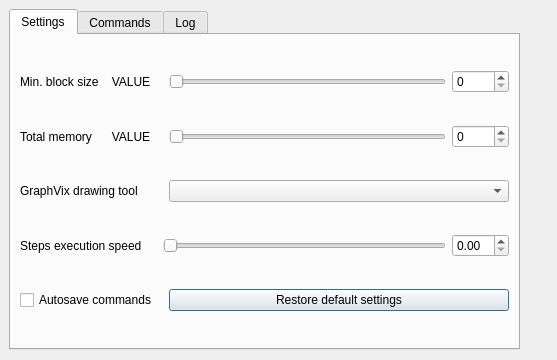
khai-student/y3t2-ssw-course-project, file dialog_settings.ui: the form before one commit.
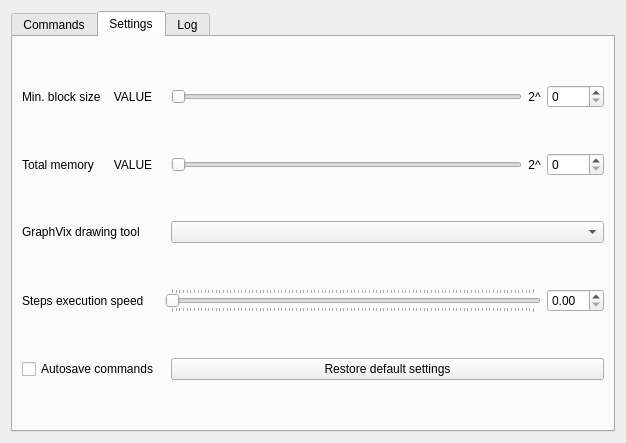
The form after the commit. The open tabs and pages were chosen to show the change.

Diff of the .ui file:
```diff
--- a/dialog_settings.ui
+++ b/dialog_settings.ui
@@ -1,148 +1,80 @@
 <?xml version="1.0" encoding="UTF-8"?>
 <ui version="4.0">
- <class>Dialog</class>
- <widget class="QDialog" name="Dialog">
+ <class>DialogSettings</class>
+ <widget class="QDialog" name="DialogSettings">
   <property name="geometry">
    <rect>
     <x>0</x>
     <y>0</y>
-    <width>557</width>
-    <height>360</height>
+    <width>626</width>
+    <height>443</height>
    </rect>
   </property>
   <property name="windowTitle">
    <string>Dialog</string>
   </property>
+  <layout class="QGridLayout" name="gridLayout_5">
+   <item row="0" column="0">
   <widget class="QTabWidget" name="tabWidget">
-   <property name="geometry">
-    <rect>
-     <x>9</x>
-     <y>9</y>
-     <width>511</width>
-     <height>341</height>
-    </rect>
-   </property>
    <property name="currentIndex">
-    <number>1</number>
-   </property>
-   <widget class="QWidget" name="tabSettings">
-    <attribute name="title">
-     <string>Settings</string>
-    </attribute>
-    <layout class="QGridLayout" name="gridLayout">
-     <item row="1" column="4">
-      <widget class="QSpinBox" name="totalMemorySpinBox"/>
-     </item>
-     <item row="1" column="0">
-      <widget class="QLabel" name="label_4">
-       <property name="text">
-        <string>Total memory</string>
-       </property>
-      </widget>
-     </item>
-     <item row="3" column="0" colspan="2">
-      <widget class="QLabel" name="label_6">
-       <property name="text">
-        <string>Steps execution speed</string>
-       </property>
-      </widget>
-     </item>
-     <item row="3" column="4">
-      <widget class="QDoubleSpinBox" name="stepsExecSpeedSpinBox"/>
-     </item>
-     <item row="0" column="4">
-      <widget class="QSpinBox" name="minBlockSizeSpinBox"/>
-     </item>
-     <item row="0" column="3">
-      <widget class="QSlider" name="minBlockSizeSlider">
-       <property name="orientation">
-        <enum>Qt::Horizontal</enum>
-       </property>
-      </widget>
-     </item>
-     <item row="1" column="1">
-      <widget class="QLabel" name="totalMemoryLabel">
-       <property name="text">
-        <string>VALUE</string>
-       </property>
-       <property name="alignment">
-        <set>Qt::AlignCenter</set>
-       </property>
-      </widget>
-     </item>
-     <item row="3" column="2" colspan="2">
-      <widget class="QSlider" name="stepsExecSpeedSlider">
-       <property name="orientation">
-        <enum>Qt::Horizontal</enum>
-       </property>
-      </widget>
-     </item>
-     <item row="2" column="3" colspan="2">
-      <widget class="QComboBox" name="drawingTool"/>
-     </item>
-     <item row="1" column="3">
-      <widget class="QSlider" name="totalMemorySlider">
-       <property name="orientation">
-        <enum>Qt::Horizontal</enum>
-       </property>
-      </widget>
-     </item>
-     <item row="0" column="1">
-      <widget class="QLabel" name="minBlockSizeLabel">
-       <property name="text">
-        <string>VALUE</string>
-       </property>
-       <property name="scaledContents">
-        <bool>false</bool>
-       </property>
-       <property name="alignment">
-        <set>Qt::AlignCenter</set>
-       </property>
-      </widget>
-     </item>
-     <item row="0" column="0">
-      <widget class="QLabel" name="label">
-       <property name="text">
-        <string>Min. block size</string>
-       </property>
-      </widget>
-     </item>
-     <item row="2" column="0" colspan="2">
-      <widget class="QLabel" name="label_2">
-       <property name="text">
-        <string>GraphVix drawing tool</string>
-       </property>
-      </widget>
-     </item>
-     <item row="4" column="0" colspan="2">
-      <widget class="QCheckBox" name="autoSave">
-       <property name="text">
-        <string>Autosave commands</string>
-       </property>
-      </widget>
-     </item>
-     <item row="4" column="3" colspan="2">
-      <widget class="QPushButton" name="restoreDefaultSettings">
-       <property name="text">
-        <string>Restore default settings</string>
-       </property>
-      </widget>
-     </item>
-    </layout>
-   </widget>
+      <number>0</number>
+     </property>
    <widget class="QWidget" name="tabCommands">
     <attribute name="title">
      <string>Commands</string>
     </attribute>
+      <layout class="QGridLayout" name="gridLayout_7">
+       <item row="0" column="0">
+        <widget class="QSplitter" name="splitter">
+         <property name="orientation">
+          <enum>Qt::Horizontal</enum>
+         </property>
+         <widget class="QFrame" name="frame_2">
+          <property name="frameShape">
+           <enum>QFrame::StyledPanel</enum>
+          </property>
+          <property name="frameShadow">
+           <enum>QFrame::Raised</enum>
+          </property>
+          <layout class="QGridLayout" name="gridLayout_6">
+           <item row="0" column="0" colspan="4">
+            <widget class="QTableWidget" name="cmds"/>
+           </item>
+           <item row="1" column="0" alignment="Qt::AlignHCenter|Qt::AlignVCenter">
+            <widget class="QComboBox" name="cmdOperation">
+             <property name="currentIndex">
+              <number>0</number>
+             </property>
+             <item>
+              <property name="text">
+               <string>Allocate</string>
+              </property>
+             </item>
+             <item>
+              <property name="text">
+               <string>Free</string>
+              </property>
+             </item>
+             <item>
+              <property name="text">
+               <string>Stat</string>
+              </property>
+             </item>
+            </widget>
+           </item>
+           <item row="1" column="1">
+            <widget class="QLineEdit" name="cmdBlockName"/>
+           </item>
+           <item row="1" column="2">
+            <widget class="QPushButton" name="addCmd">
+             <property name="text">
+              <string>Add</string>
+             </property>
+            </widget>
+           </item>
+          </layout>
+         </widget>
     <widget class="QFrame" name="frame">
-     <property name="geometry">
-      <rect>
-       <x>350</x>
-       <y>10</y>
-       <width>183</width>
-       <height>299</height>
-      </rect>
-     </property>
      <property name="frameShape">
       <enum>QFrame::StyledPanel</enum>
      </property>
@@ -205,39 +137,184 @@
       </item>
      </layout>
     </widget>
-    <widget class="QFrame" name="frame_2">
-     <property name="geometry">
-      <rect>
-       <x>9</x>
-       <y>9</y>
-       <width>331</width>
-       <height>291</height>
-      </rect>
-     </property>
-     <property name="frameShape">
-      <enum>QFrame::StyledPanel</enum>
-     </property>
-     <property name="frameShadow">
-      <enum>QFrame::Raised</enum>
-     </property>
-     <widget class="QTableWidget" name="tableWidget">
-      <property name="geometry">
-       <rect>
-        <x>30</x>
-        <y>30</y>
-        <width>256</width>
-        <height>192</height>
-       </rect>
-      </property>
-     </widget>
-    </widget>
+        </widget>
+       </item>
+      </layout>
+     </widget>
+     <widget class="QWidget" name="tabSettings">
+      <attribute name="title">
+       <string>Settings</string>
+      </attribute>
+      <layout class="QGridLayout" name="gridLayout">
+       <item row="0" column="3">
+        <widget class="QSlider" name="minBlockDegreeSlider">
+         <property name="orientation">
+          <enum>Qt::Horizontal</enum>
+         </property>
+        </widget>
+       </item>
+       <item row="2" column="0" colspan="2">
+        <widget class="QLabel" name="label_2">
+         <property name="text">
+          <string>GraphVix drawing tool</string>
+         </property>
+        </widget>
+       </item>
+       <item row="2" column="3" colspan="3">
+        <widget class="QComboBox" name="drawingTool"/>
+       </item>
+       <item row="4" column="0" colspan="2">
+        <widget class="QCheckBox" name="autoSave">
+         <property name="text">
+          <string>Autosave commands</string>
+         </property>
+        </widget>
+       </item>
+       <item row="0" column="5">
+        <widget class="QSpinBox" name="minBlockDegreeSpinBox"/>
+       </item>
+       <item row="1" column="0">
+        <widget class="QLabel" name="label_4">
+         <property name="text">
+          <string>Total memory</string>
+         </property>
+        </widget>
+       </item>
+       <item row="1" column="5">
+        <widget class="QSpinBox" name="totalMemorySpinBox"/>
+       </item>
+       <item row="3" column="0" colspan="2">
+        <widget class="QLabel" name="label_6">
+         <property name="text">
+          <string>Steps execution speed</string>
+         </property>
+        </widget>
+       </item>
+       <item row="0" column="0">
+        <widget class="QLabel" name="label">
+         <property name="text">
+          <string>Min. block size</string>
+         </property>
+        </widget>
+       </item>
+       <item row="1" column="3">
+        <widget class="QSlider" name="totalMemorySlider">
+         <property name="orientation">
+          <enum>Qt::Horizontal</enum>
+         </property>
+        </widget>
+       </item>
+       <item row="4" column="3" colspan="3">
+        <widget class="QPushButton" name="restoreDefaultSettings">
+         <property name="text">
+          <string>Restore default settings</string>
+         </property>
+        </widget>
+       </item>
+       <item row="0" column="1">
+        <widget class="QLabel" name="minBlockSizeLabel">
+         <property name="text">
+          <string>VALUE</string>
+         </property>
+         <property name="scaledContents">
+          <bool>false</bool>
+         </property>
+         <property name="alignment">
+          <set>Qt::AlignCenter</set>
+         </property>
+        </widget>
+       </item>
+       <item row="1" column="1">
+        <widget class="QLabel" name="totalMemoryLabel">
+         <property name="text">
+          <string>VALUE</string>
+         </property>
+         <property name="alignment">
+          <set>Qt::AlignCenter</set>
+         </property>
+        </widget>
+       </item>
+       <item row="3" column="5">
+        <widget class="QDoubleSpinBox" name="stepsExecSpeedSpinBox"/>
+       </item>
+       <item row="0" column="4">
+        <widget class="QLabel" name="label_3">
+         <property name="text">
+          <string>2^</string>
+         </property>
+         <property name="scaledContents">
+          <bool>false</bool>
+         </property>
+         <property name="alignment">
+          <set>Qt::AlignCenter</set>
+         </property>
+        </widget>
+       </item>
+       <item row="1" column="4">
+        <widget class="QLabel" name="label_5">
+         <property name="text">
+          <string>2^</string>
+         </property>
+         <property name="scaledContents">
+          <bool>false</bool>
+         </property>
+         <property name="alignment">
+          <set>Qt::AlignCenter</set>
+         </property>
+        </widget>
+       </item>
+       <item row="3" column="2" colspan="3">
+        <widget class="QSlider" name="stepsExecSpeedSlider">
+         <property name="maximum">
+          <number>99</number>
+         </property>
+         <property name="orientation">
+          <enum>Qt::Horizontal</enum>
+         </property>
+         <property name="tickPosition">
+          <enum>QSlider::TicksBothSides</enum>
+         </property>
+         <property name="tickInterval">
+          <number>0</number>
+         </property>
+        </widget>
+       </item>
+      </layout>
    </widget>
    <widget class="QWidget" name="tabLog">
     <attribute name="title">
      <string>Log</string>
     </attribute>
-   </widget>
-  </widget>
+      <layout class="QGridLayout" name="gridLayout_8">
+       <item row="0" column="0" colspan="2">
+        <widget class="QTextEdit" name="log">
+         <property name="documentTitle">
+          <string/>
+         </property>
+         <property name="readOnly">
+          <bool>true</bool>
+         </property>
+        </widget>
+       </item>
+       <item row="1" column="1">
+        <widget class="QPushButton" name="exportLog">
+         <property name="text">
+          <string>Export</string>
+         </property>
+        </widget>
+       </item>
+       <item row="1" column="0">
+        <widget class="QPushButton" name="clearLog">
+         <property name="text">
+          <string>Clear</string>
+         </property>
+        </widget>
+       </item>
+      </layout>
+     </widget>
+    </widget>
+   </item>
+  </layout>
  </widget>
  <resources/>
  <connections/>
```
Lines whose indentation alone changed are shown as unchanged.
